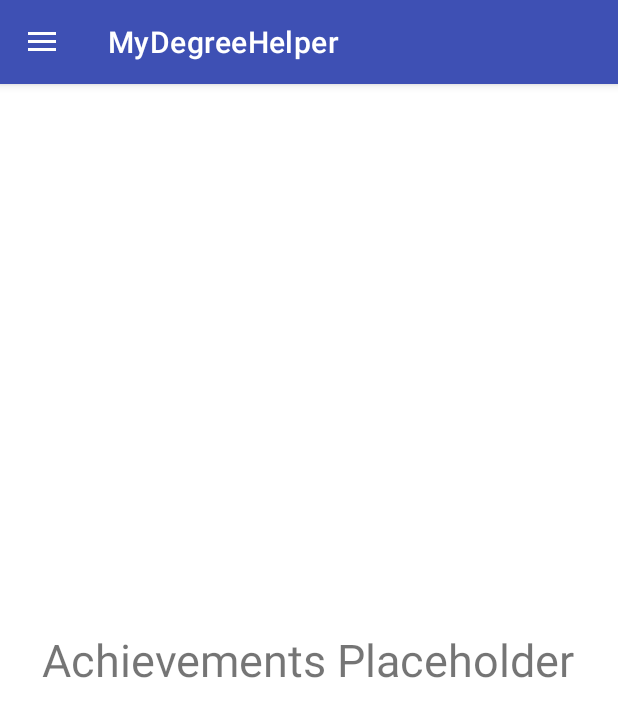
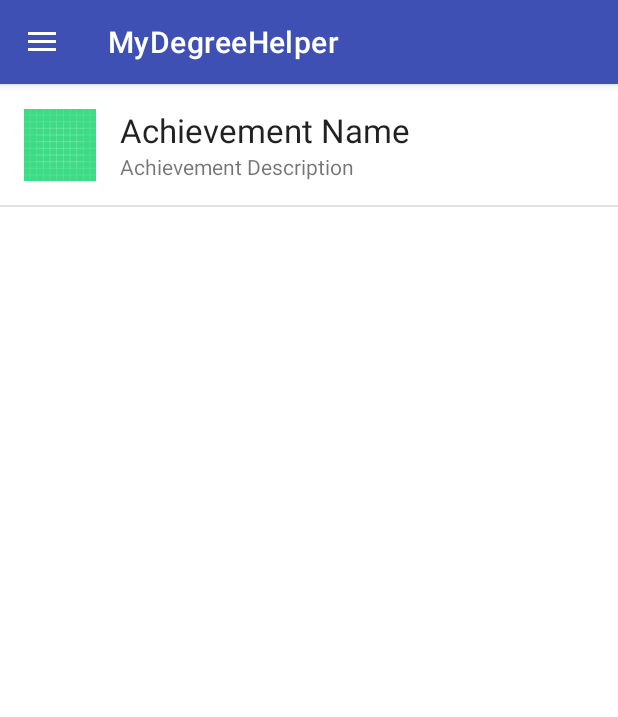
Before and after one commit to backpack5689/mydegreehelper, an Android app: the fragment AchievementsFragment placed in its activity, on a phone screen of 412 x 824 dp. Shown: the top 717 px of the screen. Run offline under Robolectric (Android 15) with nearby library versions, the phone set to English and light mode, and no system bars.

Commit message:
Added achievement RecyclerView

```diff
--- /dev/null
+++ b/app/src/main/java/com/CENAA/mydegreehelper/Achievement.java
@@ -0,0 +1,44 @@
+package com.CENAA.mydegreehelper;
+
+public class Achievement {
+
+    private String achievementName;
+    private String achievementDesc;
+    private boolean achievementComplete;
+
+    public Achievement(String achievementName, String achievementDesc, boolean achievementComplete) {
+        this.achievementName = achievementName;
+        this.achievementDesc = achievementDesc;
+        this.achievementComplete = achievementComplete;
+    }
+
+    public String getAchievementName() {
+        return achievementName;
+    }
+
+    public void setAchievementName() {
+        this.achievementName = achievementName;
+    }
+
+    public String getAchievementDesc() {
+        return achievementDesc;
+    }
+
+    public void setAchievementDesc() {
+        this.achievementDesc = achievementDesc;
+    }
+
+    public boolean isComplete() {
+        return achievementComplete;
+    }
+
+    public void setExpanded(boolean achievementComplete) { this.achievementComplete = achievementComplete; }
+
+    @Override
+    public String toString() {
+        return "Achievement{" +
+                "Name='" + achievementName + "'" +
+                ", Desc='" + achievementDesc + "'" +
+                ", Complete='" + achievementComplete +  "'";
+    }
+}
--- /dev/null
+++ b/app/src/main/java/com/CENAA/mydegreehelper/AchievementAdapter.java
@@ -0,0 +1,51 @@
+package com.CENAA.mydegreehelper;
+
+import android.text.Layout;
+import android.view.LayoutInflater;
+import android.view.View;
+import android.view.ViewGroup;
+import android.widget.ImageView;
+import android.widget.TextView;
+
+import androidx.annotation.NonNull;
+import androidx.recyclerview.widget.RecyclerView;
+
+
+public class AchievementAdapter extends RecyclerView.Adapter<AchievementAdapter.ViewHolder> {
+
+    @NonNull
+    @Override
+    public ViewHolder onCreateViewHolder(@NonNull ViewGroup parent, int viewType) {
+
+        LayoutInflater layoutInflater = LayoutInflater.from(parent.getContext());
+        View view = layoutInflater.inflate(R.layout.achievement_row_item, parent, false);
+        ViewHolder viewHolder = new ViewHolder(view);
+
+        return viewHolder;
+    }
+
+    @Override
+    public void onBindViewHolder(@NonNull ViewHolder holder, int position) {
+
+    }
+
+    @Override
+    public int getItemCount() {
+        return 1;
+    }
+
+    public class ViewHolder extends RecyclerView.ViewHolder {
+
+        ImageView achievementIcon;
+        TextView achievementName, achievementDesc;
+
+        public ViewHolder(@NonNull View itemView) {
+            super(itemView);
+
+            achievementIcon = itemView.findViewById(R.id.achievementIcon);
+            achievementName = itemView.findViewById(R.id.achievementName);
+            achievementDesc = itemView.findViewById(R.id.achievementDesc);
+        }
+    }
+
+}
--- a/app/src/main/java/com/CENAA/mydegreehelper/AchievementsFragment.java
+++ b/app/src/main/java/com/CENAA/mydegreehelper/AchievementsFragment.java
@@ -8,11 +8,31 @@ import android.view.ViewGroup;
 import androidx.annotation.NonNull;
 import androidx.annotation.Nullable;
 import androidx.fragment.app.Fragment;
+import androidx.recyclerview.widget.DividerItemDecoration;
+import androidx.recyclerview.widget.RecyclerView;
+
+import java.util.List;
 
 public class AchievementsFragment extends Fragment {
+
+    RecyclerView achievementsView;
+    AchievementAdapter achievementAdapter;
+
+    List<Achievement> achievementsList;
+
     @Nullable
     @Override
     public View onCreateView(@NonNull LayoutInflater inflater, @Nullable ViewGroup container, @Nullable Bundle savedInstanceState) {
-        return inflater.inflate(R.layout.fragment_achievements, container, false);
+        View view =  inflater.inflate(R.layout.fragment_achievements, container, false);
+
+        achievementsView = view.findViewById(R.id.achievementsView);
+        achievementAdapter = new AchievementAdapter();
+
+        achievementsView.setAdapter(achievementAdapter);
+
+        DividerItemDecoration dividerItemDecoration = new DividerItemDecoration(getActivity(), DividerItemDecoration.VERTICAL);
+        achievementsView.addItemDecoration(dividerItemDecoration);
+
+        return view;
     }
 }
--- a/app/src/main/java/com/CENAA/mydegreehelper/RecyclerAdapter.java
+++ b/app/src/main/java/com/CENAA/mydegreehelper/RecyclerAdapter.java
@@ -3,7 +3,6 @@ package com.CENAA.mydegreehelper;
 import android.view.LayoutInflater;
 import android.view.View;
 import android.view.ViewGroup;
-import android.widget.ImageView;
 import android.widget.TextView;
 
 import androidx.annotation.NonNull;
@@ -53,7 +52,7 @@ public class RecyclerAdapter extends RecyclerView.Adapter<RecyclerAdapter.ViewHo
         public ViewHolder(@NonNull final View itemView) {
             super(itemView);
 
-            courseSub = itemView.findViewById(R.id.courseSub);
+            courseSub = itemView.findViewById(R.id.achievementName);
             courseNum = itemView.findViewById(R.id.courseNumber);
             courseTitle = itemView.findViewById(R.id.courseTitle);
             requirements = itemView.findViewById(R.id.requirements);
--- /dev/null
+++ b/app/src/main/res/layout/achievement_row_item.xml
@@ -0,0 +1,52 @@
+<?xml version="1.0" encoding="utf-8"?>
+<androidx.constraintlayout.widget.ConstraintLayout xmlns:android="http://schemas.android.com/apk/res/android"
+    xmlns:app="http://schemas.android.com/apk/res-auto"
+    xmlns:tools="http://schemas.android.com/tools"
+    android:layout_width="match_parent"
+    android:layout_height="wrap_content">
+
+    <ImageView
+        android:id="@+id/achievementIcon"
+        android:layout_width="48dp"
+        android:layout_height="48dp"
+        android:layout_marginStart="16dp"
+        android:layout_marginLeft="16dp"
+        android:layout_marginTop="16dp"
+        android:layout_marginBottom="16dp"
+        app:layout_constraintBottom_toBottomOf="parent"
+        app:layout_constraintStart_toStartOf="parent"
+        app:layout_constraintTop_toTopOf="parent"
+        app:srcCompat="@drawable/ic_launcher_background" />
+
+    <TextView
+        android:id="@+id/achievmentDesc"
+        android:layout_width="0dp"
+        android:layout_height="wrap_content"
+        android:layout_marginEnd="16dp"
+        android:layout_marginRight="16dp"
+        android:layout_marginBottom="16dp"
+        android:text="Achievement Description"
+        android:textAppearance="@style/TextAppearance.AppCompat.Small"
+        app:layout_constraintBottom_toBottomOf="parent"
+        app:layout_constraintEnd_toEndOf="parent"
+        app:layout_constraintHorizontal_bias="0.0"
+        app:layout_constraintStart_toStartOf="@+id/achievmentName"
+        app:layout_constraintTop_toBottomOf="@+id/achievmentName" />
+
+    <TextView
+        android:id="@+id/achievmentName"
+        android:layout_width="0dp"
+        android:layout_height="wrap_content"
+        android:layout_marginStart="16dp"
+        android:layout_marginLeft="16dp"
+        android:layout_marginTop="16dp"
+        android:layout_marginEnd="16dp"
+        android:layout_marginRight="16dp"
+        android:text="Achievement Name"
+        android:textAppearance="@style/TextAppearance.AppCompat.Large"
+        app:layout_constraintBottom_toTopOf="@+id/achievmentDesc"
+        app:layout_constraintEnd_toEndOf="parent"
+        app:layout_constraintHorizontal_bias="0.0"
+        app:layout_constraintStart_toEndOf="@+id/achievementIcon"
+        app:layout_constraintTop_toTopOf="parent" />
+</androidx.constraintlayout.widget.ConstraintLayout>
--- a/app/src/main/res/layout/course_row_item.xml
+++ b/app/src/main/res/layout/course_row_item.xml
@@ -27,7 +27,7 @@
             android:layout_height="wrap_content">
 
             <TextView
-                android:id="@+id/courseSub"
+                android:id="@+id/achievementName"
                 android:layout_width="wrap_content"
                 android:layout_height="wrap_content"
                 android:paddingStart="16dp"
@@ -48,7 +48,7 @@
                 android:text="####"
                 android:textAppearance="@style/TextAppearance.AppCompat.Large"
                 app:layout_constraintEnd_toStartOf="@id/courseTitle"
-                app:layout_constraintStart_toEndOf="@id/courseSub"
+                app:layout_constraintStart_toEndOf="@id/achievementName"
                 app:layout_constraintTop_toTopOf="parent"
                 tools:ignore="HardcodedText,RtlSymmetry" />
 
@@ -76,7 +76,7 @@
                 app:layout_constraintTop_toBottomOf="@+id/courseTitle">
 
                 <TextView
-                    android:id="@+id/requirementsLabel"
+                    android:id="@+id/achievementDesc"
                     android:layout_width="0dp"
                     android:layout_height="wrap_content"
                     android:layout_marginStart="16dp"
@@ -100,7 +100,7 @@
                     android:textAppearance="@style/TextAppearance.AppCompat.Small"
                     app:layout_constraintBottom_toBottomOf="parent"
                     app:layout_constraintStart_toStartOf="parent"
-                    app:layout_constraintTop_toBottomOf="@+id/requirementsLabel"
+                    app:layout_constraintTop_toBottomOf="@+id/achievementDesc"
                     tools:ignore="HardcodedText" />
             </androidx.constraintlayout.widget.ConstraintLayout>
         </androidx.constraintlayout.widget.ConstraintLayout>
--- a/app/src/main/res/layout/fragment_achievements.xml
+++ b/app/src/main/res/layout/fragment_achievements.xml
@@ -2,13 +2,12 @@
 <RelativeLayout xmlns:android="http://schemas.android.com/apk/res/android"
     android:layout_width="match_parent"
     android:layout_height="match_parent"
+    xmlns:app="http://schemas.android.com/apk/res-auto"
     android:background="@color/white">
 
-    <TextView
-        android:layout_width="wrap_content"
-        android:layout_height="wrap_content"
-        android:layout_centerInParent="true"
-        android:text="Achievements Placeholder"
-        android:textSize="30sp" />
-
+    <androidx.recyclerview.widget.RecyclerView
+        android:id="@+id/achievementsView"
+        android:layout_width="match_parent"
+        android:layout_height="match_parent"
+        app:layoutManager="androidx.recyclerview.widget.LinearLayoutManager"/>
 </RelativeLayout>
```
